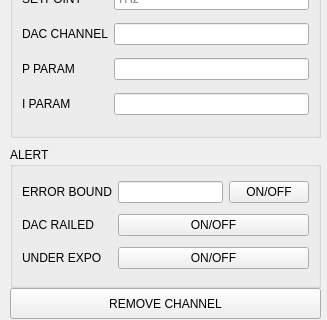
JQIamo/Wavemeter-Dashboard, file wavemeter_dashboard/view/ui/ui_channel_setup.ui: the form before one commit; both pictures show x 0 to 327 and y 313 to 633 of the 327 by 633 pixel window.
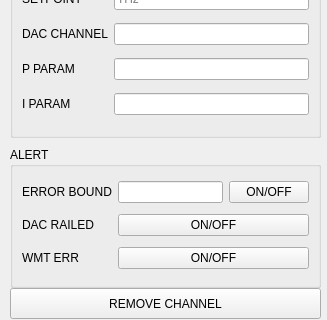
The form after the commit. Custom widgets are drawn as their Qt base class.

Patch:
```diff
--- a/wavemeter_dashboard/view/ui/ui_channel_setup.ui
+++ b/wavemeter_dashboard/view/ui/ui_channel_setup.ui
@@ -229,7 +229,7 @@
     <item row="2" column="0">
      <widget class="QLabel" name="label_13">
       <property name="text">
-       <string>UNDER EXPO</string>
+       <string>WMT ERR</string>
       </property>
      </widget>
     </item>
```
Left out of the diff: 4 changed lines with no effect on the pictures.
